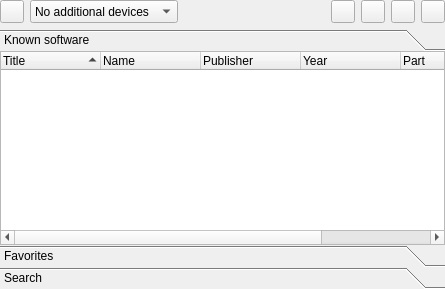
Old version of the form softwarelist.ui in the repository qmc2/qmc2-mame-fe.
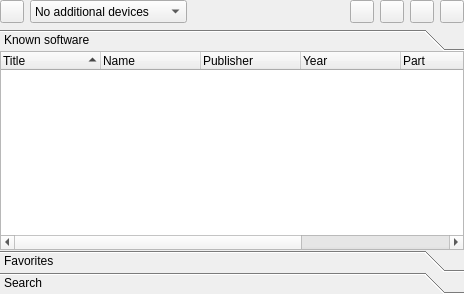
New version of the form. Icons and pictures are not drawn.

The edit to the form file:
```diff
--- a/softwarelist.ui
+++ b/softwarelist.ui
@@ -7,8 +7,8 @@
    <rect>
     <x>0</x>
     <y>0</y>
-    <width>445</width>
-    <height>289</height>
+    <width>464</width>
+    <height>294</height>
    </rect>
   </property>
   <property name="mouseTracking">
@@ -172,8 +172,8 @@
        <rect>
         <x>0</x>
         <y>0</y>
-        <width>435</width>
-        <height>176</height>
+        <width>454</width>
+        <height>181</height>
        </rect>
       </property>
       <attribute name="icon">
@@ -241,6 +241,11 @@
            <string>Part</string>
           </property>
          </column>
+         <column>
+          <property name="text">
+           <string>Interface</string>
+          </property>
+         </column>
          <column>
           <property name="text">
            <string>List</string>
```
Left out of the diff: 18 changed lines with no effect on the pictures.
